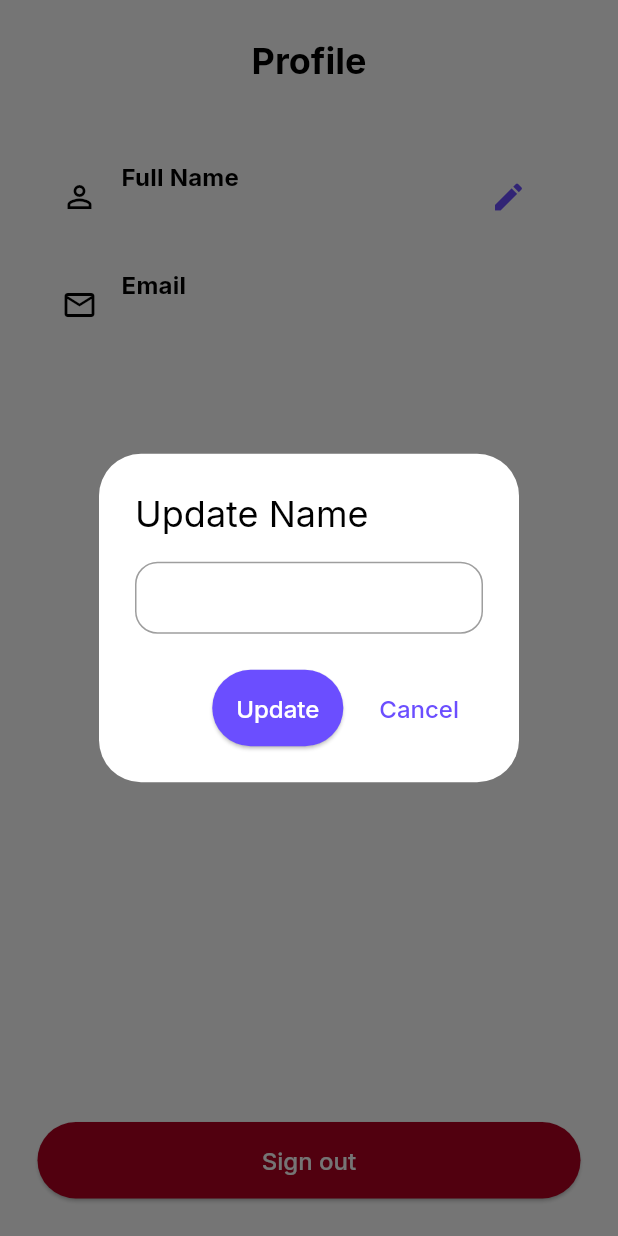
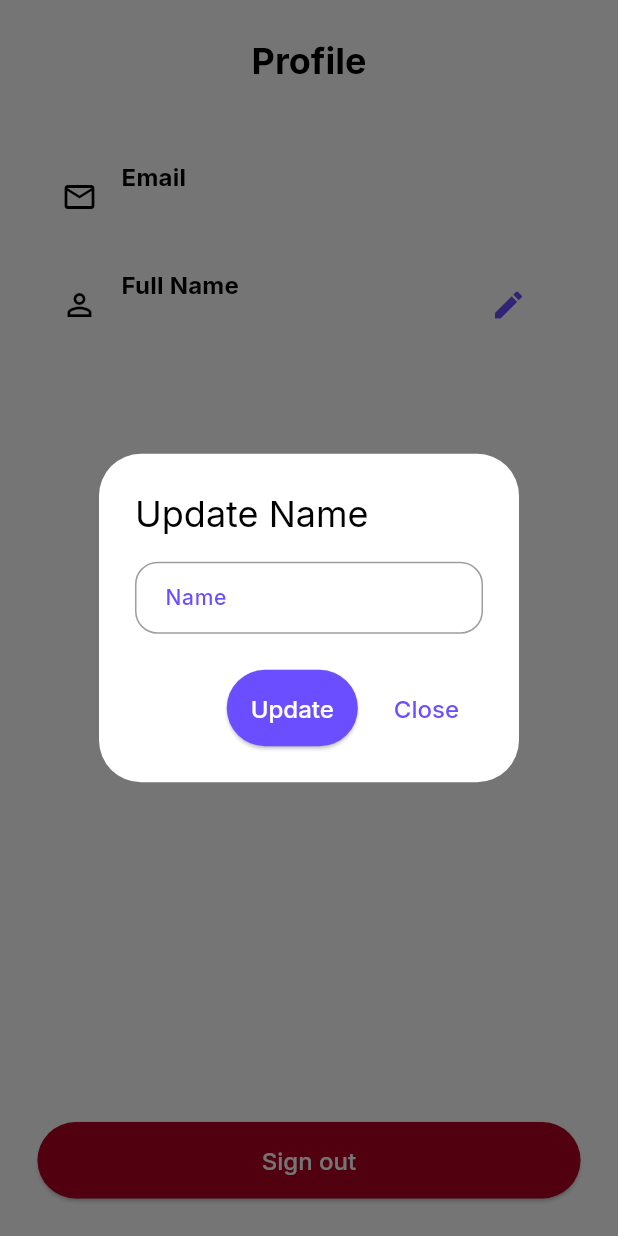
Before and after one commit to Adzumr/E-Commerce, a Flutter app: the ProfileScreen screen opened by its route, after a tap on the "edit" icon, on a phone screen of 412 x 824 dp. Run offline on Flutter 3.47's test engine with Material 3 defaults, Android fonts, the phone set to English and light mode, and no system bars; our stand-ins replace cached_network_image, cloud_firestore, firebase_auth, firebase_core, get, google_fonts and 2 more; accounts and stored records are empty; network calls fail.

Commit message:
Completed the favorite and profile feature

```diff
--- a/lib/controllers/controller/auth_controller.dart
+++ b/lib/controllers/controller/auth_controller.dart
@@ -4,6 +4,7 @@ import 'package:get/get.dart';
 
 class AuthenticationController extends GetxController {
   final FirebaseAuth user = FirebaseAuth.instance;
+
   User? currentUser;
   Future signup({
     String? emailAddress,
--- a/lib/data/models/products_model.dart
+++ b/lib/data/models/products_model.dart
@@ -1,5 +1,5 @@
 class Product {
-  num? id;
+  dynamic id;
   final String? title;
   final num? price;
   final String? description;
@@ -18,7 +18,7 @@ class Product {
   });
 
   Product.fromJson(Map<String, dynamic> json)
-      : id = json['id'] as num?,
+      : id = json['id'] as dynamic,
         title = json['title'] as String?,
         price = json['price'] as num?,
         description = json['description'] as String?,
--- a/lib/view/screens/profile_screen.dart
+++ b/lib/view/screens/profile_screen.dart
@@ -37,6 +37,19 @@ class _ProfileScreenState extends State<ProfileScreen> {
                     children: [
                       ListTile(
                         leading: const Icon(
+                          Icons.email_outlined,
+                        ),
+                        title: Text(
+                          "Email",
+                          style: theme.textTheme.titleMedium,
+                        ),
+                        subtitle: Text(
+                          "${authController.user.currentUser!.email}",
+                          style: theme.textTheme.bodyLarge,
+                        ),
+                      ),
+                      ListTile(
+                        leading: const Icon(
                           Icons.person_outline,
                         ),
                         title: Text(
@@ -54,29 +67,45 @@ class _ProfileScreenState extends State<ProfileScreen> {
                               context: context,
                               builder: (context) {
                                 final nameController = TextEditingController();
+                                final formKey = GlobalKey<FormState>();
                                 return AlertDialog.adaptive(
-                                  title: const Text(
-                                    "Update Name",
-                                  ),
-                                  content: TextFormField(
-                                    controller: nameController,
+                                  title: const Text("Update Name"),
+                                  content: Form(
+                                    key: formKey,
+                                    child: TextFormField(
+                                      keyboardType: TextInputType.name,
+                                      validator: (value) {
+                                        if (value!.trim().isEmpty) {
+                                          return "Enter Name";
+                                        }
+                                        return null;
+                                      },
+                                      controller: nameController,
+                                      decoration: const InputDecoration(
+                                        labelText: "Name",
+                                      ),
+                                    ),
                                   ),
                                   actions: [
                                     ElevatedButton(
                                       onPressed: () async {
-                                        Get.back();
+                                        if (formKey.currentState!.validate()) {
+                                          await authController.user.currentUser!
+                                              .updateDisplayName(
+                                            nameController.text.trim(),
+                                          )
+                                              .then((value) {
+                                            debugPrint("Success");
+                                          });
+                                          setState(() {});
+                                          Get.back();
+                                        }
                                       },
-                                      child: const Text(
-                                        "Update",
-                                      ),
+                                      child: const Text("Update"),
                                     ),
                                     TextButton(
-                                      onPressed: () {
-                                        Get.back();
-                                      },
-                                      child: const Text(
-                                        "Cancel",
-                                      ),
+                                      onPressed: () {},
+                                      child: const Text("Close"),
                                     ),
                                   ],
                                 );
@@ -88,23 +117,11 @@ class _ProfileScreenState extends State<ProfileScreen> {
                           ),
                         ),
                       ),
-                      ListTile(
-                        leading: const Icon(
-                          Icons.email_outlined,
-                        ),
-                        title: Text(
-                          "Email",
-                          style: theme.textTheme.titleMedium,
-                        ),
-                        subtitle: Text(
-                          "${authController.user.currentUser!.email}",
-                          style: theme.textTheme.bodyLarge,
-                        ),
-                      ),
                     ],
                   ),
                 ),
               ),
+              const SizedBox(height: 20),
               isLoading!
                   ? const Center(
                       child: CircularProgressIndicator.adaptive(),
```
Also changed, not shown: lib/controllers/controller/product_controller.dart (+73 -18 lines), lib/core/utils/extentions.dart (+2 -9 lines), lib/view/screens/favorites_screen.dart (+30 -9 lines), lib/view/screens/login_screen.dart (+11 -8 lines), lib/view/screens/products_screen.dart (+8 -1 lines), lib/view/screens/signup_screen.dart (+11 -8 lines).
